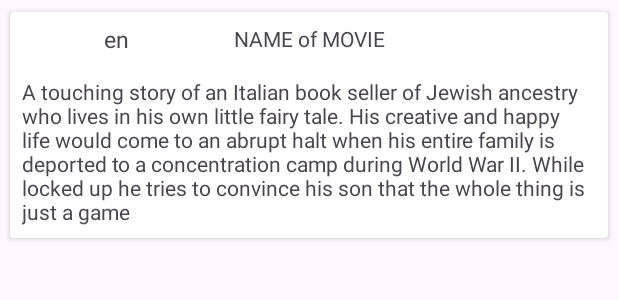
After one commit to Astaret/FilmList, an Android app: the layout movie_card.xml on its own in the app's theme, with its tools: preview values and no code run, on a phone screen of 412 x 824 dp. The commit adds this screen. Shown: the top 300 px of the screen. Run offline under Robolectric (Android 15) with nearby library versions, the phone set to English and light mode, and no system bars.

Commit message:
added rv and realisation in viewmodel

```diff
--- a/app/build.gradle.kts
+++ b/app/build.gradle.kts
@@ -17,7 +17,9 @@ android {
 
         testInstrumentationRunner = "androidx.test.runner.AndroidJUnitRunner"
     }
-
+    buildFeatures{
+        viewBinding = true
+    }
     buildTypes {
         release {
             isMinifyEnabled = false
--- a/app/src/main/AndroidManifest.xml
+++ b/app/src/main/AndroidManifest.xml
@@ -13,7 +13,7 @@
         android:theme="@style/Theme.FilmList"
         tools:targetApi="31">
         <activity
-            android:name=".presentation.MovieActivity"
+            android:name=".presentation.activities.MovieActivity"
             android:exported="true">
             <intent-filter>
                 <action android:name="android.intent.action.MAIN" />
--- a/app/src/main/java/com/example/filmlist/presentation/MovieViewModel.kt
+++ b/app/src/main/java/com/example/filmlist/presentation/viewModels/MovieViewModel.kt
@@ -1,4 +1,4 @@
-package com.example.filmlist.presentation
+package com.example.filmlist.presentation.viewModels
 
 import android.app.Application
 import android.util.Log
@@ -14,6 +14,7 @@ class MovieViewModel(application: Application):AndroidViewModel(application) {
 
     private val db = MovieDatabase.getInstance(application)
     private val coroutineScope = CoroutineScope(SupervisorJob() + Dispatchers.IO)
+    val movieList = db.movieInfoDao().getMovieList()
 
 
     init {
--- a/app/src/main/java/com/example/filmlist/presentation/MovieViewModelFactory.kt
+++ b/app/src/main/java/com/example/filmlist/presentation/viewModels/MovieViewModelFactory.kt
@@ -1,4 +1,4 @@
-package com.example.filmlist.presentation
+package com.example.filmlist.presentation.viewModels
 
 import android.app.Application
 import androidx.lifecycle.ViewModel
--- /dev/null
+++ b/app/src/main/res/layout/movie_card.xml
@@ -0,0 +1,51 @@
+<?xml version="1.0" encoding="utf-8"?>
+<androidx.cardview.widget.CardView xmlns:android="http://schemas.android.com/apk/res/android"
+    xmlns:app="http://schemas.android.com/apk/res-auto"
+    xmlns:tools="http://schemas.android.com/tools"
+    android:layout_width="match_parent"
+    android:layout_height="wrap_content"
+    android:layout_margin="4dp"
+    app:cardUseCompatPadding="true">
+
+    <androidx.constraintlayout.widget.ConstraintLayout
+        android:layout_width="match_parent"
+        android:layout_height="wrap_content"
+        >
+
+        <TextView
+            android:id="@+id/lang_of_movie"
+            android:layout_width="wrap_content"
+            android:layout_height="wrap_content"
+            android:textSize="15sp"
+            app:layout_constraintBottom_toTopOf="@id/tV_overview"
+            app:layout_constraintEnd_toStartOf="@+id/tV_tittle"
+            app:layout_constraintStart_toStartOf="parent"
+            app:layout_constraintTop_toTopOf="parent"
+            tools:text="en" />
+
+        <TextView
+            android:id="@+id/tV_tittle"
+            android:layout_width="wrap_content"
+            android:layout_height="wrap_content"
+            android:padding="8dp"
+            app:layout_constraintEnd_toEndOf="parent"
+            app:layout_constraintStart_toStartOf="parent"
+            app:layout_constraintTop_toTopOf="parent"
+            tools:layout_editor_absoluteY="0dp"
+            tools:text="NAME of MOVIE" />
+
+        <TextView
+            android:id="@+id/tV_overview"
+            android:layout_width="wrap_content"
+            android:layout_height="wrap_content"
+            android:padding="8dp"
+            app:layout_constraintTop_toBottomOf="@+id/tV_tittle"
+            app:layout_constraintBottom_toBottomOf="parent"
+            app:layout_constraintStart_toStartOf="parent"
+            app:layout_constraintEnd_toEndOf="parent"
+            tools:layout_editor_absoluteX="0dp"
+            tools:text="A touching story of an Italian book seller of Jewish ancestry who lives in his own little fairy tale. His creative and happy life would come to an abrupt halt when his entire family is deported to a concentration camp during World War II. While locked up he tries to convince his son that the whole thing is just a game" />
+
+
+    </androidx.constraintlayout.widget.ConstraintLayout>
+</androidx.cardview.widget.CardView>
--- a/app/src/main/res/values/strings.xml
+++ b/app/src/main/res/values/strings.xml
@@ -1,3 +1,6 @@
 <resources>
     <string name="app_name">FilmList</string>
+    <string name="title">Name: %s</string>
+    <string name="overview">Overview: %s</string>
+    <string name="lang">lang: %s</string>
 </resources>
```
Also changed, not shown: app/src/main/java/com/example/filmlist/data/mappers/RvMovieListAdapter.kt (added, +46 -0 lines), app/src/main/java/com/example/filmlist/presentation/activities/MovieActivity.kt (renamed from app/src/main/java/com/example/filmlist/presentation/MovieActivity.kt, +14 -3 lines), app/src/main/res/layout/activity_movie.xml (renamed from app/src/main/res/layout/activity_main.xml, +7 -10 lines).
